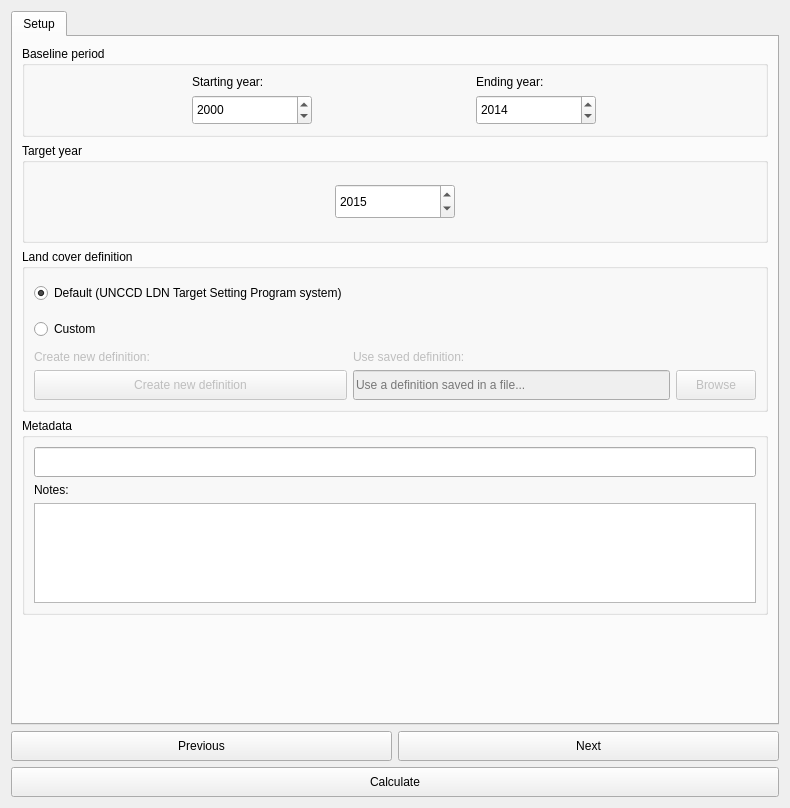
Old version of the form LDMP/gui/DlgCalculateSOC.ui in the repository ConservationInternational/trends.earth.
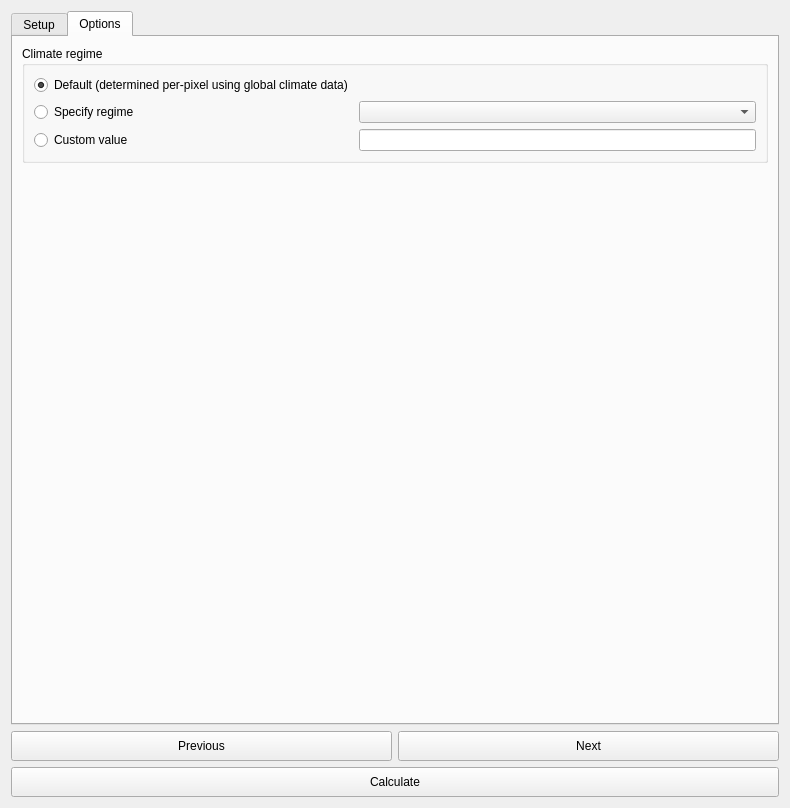
New version of the form. The open tabs and pages were chosen to show the change.

Commit message: Setup SOC dialog.

```diff
--- a/LDMP/gui/DlgCalculateSOC.ui
+++ b/LDMP/gui/DlgCalculateSOC.ui
@@ -437,6 +437,84 @@
        </item>
       </layout>
      </widget>
+     <widget class="QWidget" name="optionsTab">
+      <attribute name="title">
+       <string>Options</string>
+      </attribute>
+      <layout class="QVBoxLayout" name="verticalLayout_3">
+       <item>
+        <widget class="QGroupBox" name="groupBox">
+         <property name="sizePolicy">
+          <sizepolicy hsizetype="Preferred" vsizetype="Minimum">
+           <horstretch>0</horstretch>
+           <verstretch>0</verstretch>
+          </sizepolicy>
+         </property>
+         <property name="title">
+          <string>Climate regime</string>
+         </property>
+         <layout class="QGridLayout" name="gridLayout_2">
+          <item row="0" column="0">
+           <widget class="QRadioButton" name="fl_radio_default">
+            <property name="text">
+             <string>Default (determined per-pixel using global climate data)</string>
+            </property>
+            <property name="checked">
+             <bool>true</bool>
+            </property>
+           </widget>
+          </item>
+          <item row="1" column="0">
+           <widget class="QRadioButton" name="fl_radio_chooseRegime">
+            <property name="text">
+             <string>Specify regime</string>
+            </property>
+           </widget>
+          </item>
+          <item row="2" column="0">
+           <widget class="QRadioButton" name="fl_radio_custom">
+            <property name="text">
+             <string>Custom value</string>
+            </property>
+           </widget>
+          </item>
+          <item row="1" column="1">
+           <widget class="QComboBox" name="fl_chooseRegime_comboBox"/>
+          </item>
+          <item row="2" column="1">
+           <widget class="QLineEdit" name="fl_custom_lineEdit">
+            <property name="inputMethodHints">
+             <set>Qt::ImhNone</set>
+            </property>
+            <property name="maxLength">
+             <number>6</number>
+            </property>
+            <property name="placeholderText">
+             <string/>
+            </property>
+           </widget>
+          </item>
+         </layout>
+        </widget>
+       </item>
+       <item>
+        <spacer name="verticalSpacer">
+         <property name="orientation">
+          <enum>Qt::Vertical</enum>
+         </property>
+         <property name="sizeType">
+          <enum>QSizePolicy::Expanding</enum>
+         </property>
+         <property name="sizeHint" stdset="0">
+          <size>
+           <width>20</width>
+           <height>40</height>
+          </size>
+         </property>
+        </spacer>
+       </item>
+      </layout>
+     </widget>
     </widget>
    </item>
    <item>
```
The commit also changes 1 other file.
